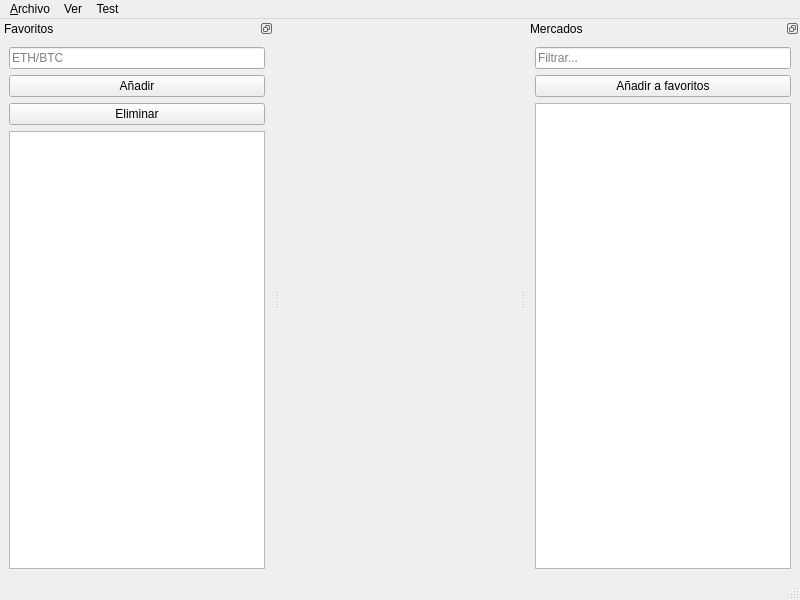
Qt form mainwindow.ui (katmai1/qtradingview2) before a commit.
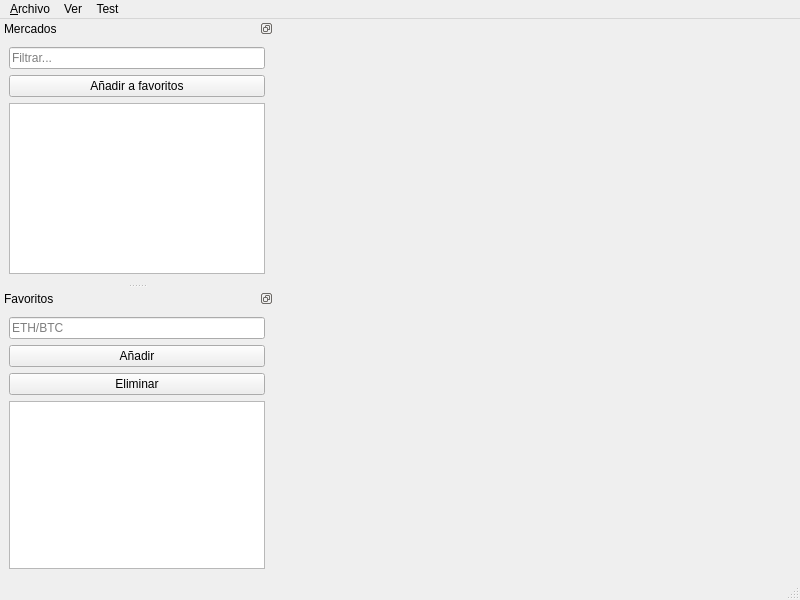
The same form after that commit. Icons and pictures are not drawn. Custom widgets are drawn as their Qt base class.

Diff of the .ui file:
```diff
--- a/mainwindow.ui
+++ b/mainwindow.ui
@@ -95,7 +95,7 @@
     <string>Mercados</string>
    </property>
    <attribute name="dockWidgetArea">
-    <number>2</number>
+    <number>1</number>
    </attribute>
    <widget class="QWidget" name="dockWidgetContents_5">
     <property name="maximumSize">
```
Left out of the diff: 2 changed lines with no effect on the pictures.
